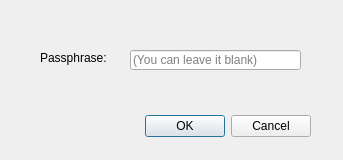
The window that gui/passphrase.ui (Gandalfinjo/PGP) describes before a commit, drawn with Qt 5.
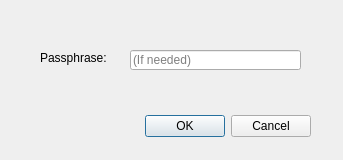
The same window after the commit.

Commit message: Created a dialog for importing a key

The edit to the form file:
```diff
--- a/gui/passphrase.ui
+++ b/gui/passphrase.ui
@@ -52,7 +52,7 @@
     </rect>
    </property>
    <property name="placeholderText">
-    <string>(You can leave it blank)</string>
+    <string>(If needed)</string>
    </property>
   </widget>
  </widget>
```
The commit also changes 6 other files.
